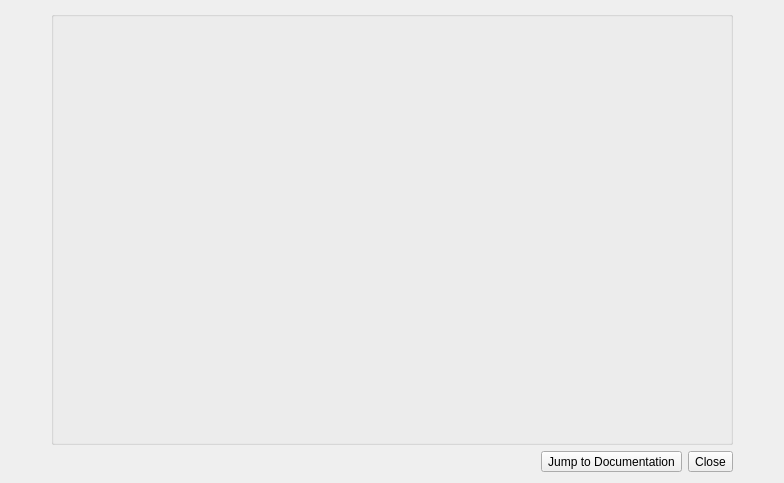
Before: the Qt Designer form python/help_screen/resources/dialog.ui in shotgunsoftware/tk-framework-shotgunutils, drawn with Qt 5.
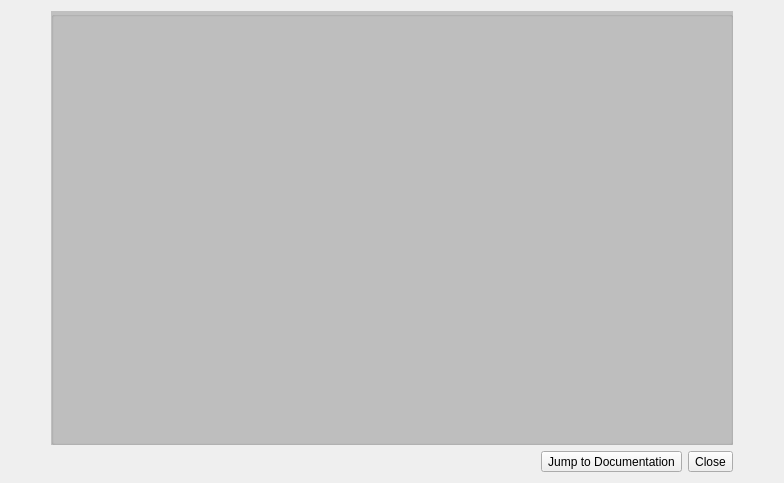
After: the same form once the commit is applied. Icons and pictures are not drawn.

The edit to the form file:
```diff
--- a/python/help_screen/resources/dialog.ui
+++ b/python/help_screen/resources/dialog.ui
@@ -66,6 +66,12 @@
     <layout class="QVBoxLayout" name="verticalLayout_2">
      <item>
       <widget class="QGroupBox" name="groupBox">
+       <property name="styleSheet">
+        <string notr="true">#groupBox {
+background-color: rgba(0,0,0,50);
+
+}</string>
+       </property>
        <property name="title">
         <string/>
        </property>
```
